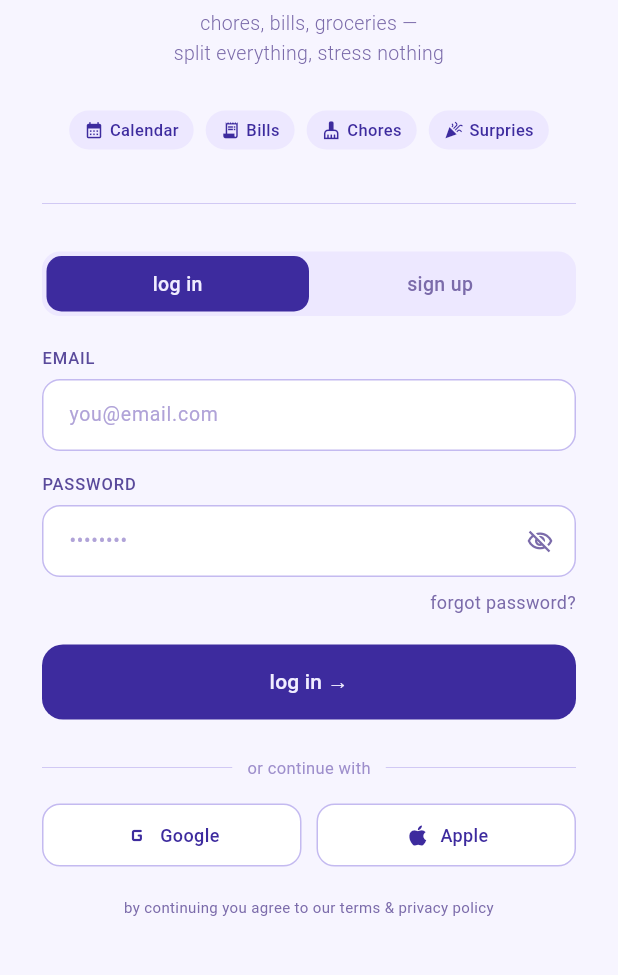
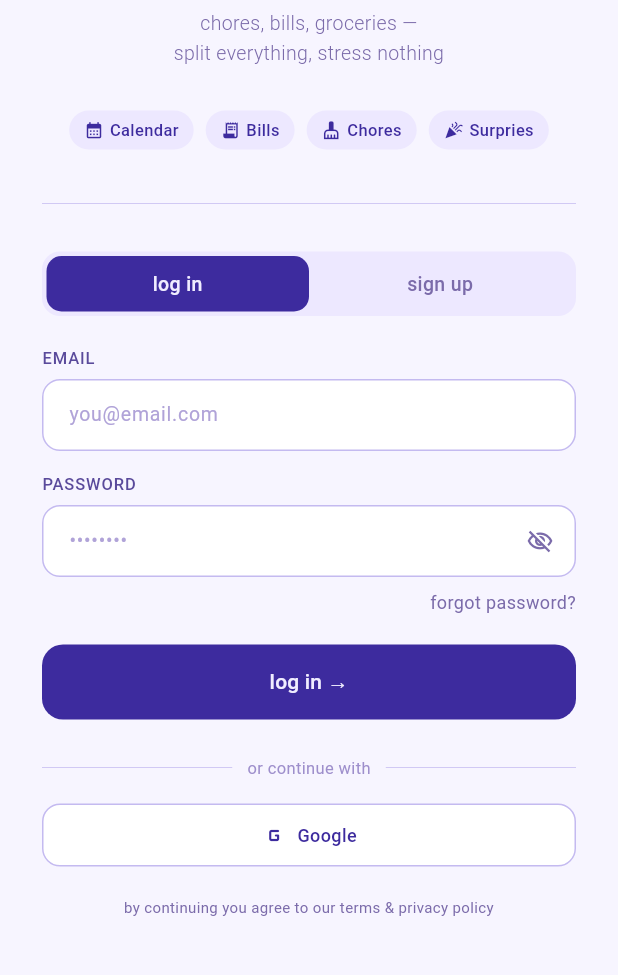
Before and after one commit to 5aurab/Roomie, a Flutter app: the screen it shows after launch, on a phone screen of 412 x 824 dp, the part 233-1208 px from its top. Run offline on Flutter 3.47's test engine with Material 3 defaults, Android fonts, the phone set to English and light mode, and no system bars; our stand-ins replace firebase_auth, flutter_secure_storage, google_sign_in; accounts and stored records are empty.

Commit message:
removed apple social button from widgets and auth

```diff
--- a/frontend/roomie/lib/screens/auth_screen.dart
+++ b/frontend/roomie/lib/screens/auth_screen.dart
@@ -242,10 +242,6 @@ class _AuthScreenState extends State<AuthScreen> {
               )
             : RoomieSocialButtons(
                 onGoogleTap: _handleGoogleSignIn,
-                onAppleTap: () {
-                  // todo: wire up once backend has Apple endpoint
-                  _showErrorSnackbar('apple sign-in coming soon');
-                },
               ),
         const SizedBox(height: 20),
         const RoomieTermsText(),
--- a/frontend/roomie/lib/widgets/social_buttons.dart
+++ b/frontend/roomie/lib/widgets/social_buttons.dart
@@ -3,12 +3,10 @@ import '../themes/colors.dart';
 
 class RoomieSocialButtons extends StatelessWidget {
   final VoidCallback onGoogleTap;
-  final VoidCallback onAppleTap;
 
   const RoomieSocialButtons({
     super.key,
     required this.onGoogleTap,
-    required this.onAppleTap,
   });
 
   @override
@@ -21,16 +19,8 @@ class RoomieSocialButtons extends StatelessWidget {
             icon: Icons.g_mobiledata_rounded,
             onTap: onGoogleTap,
           ),
-        ),
-        const SizedBox(width: 10),
-        Expanded(
-          child: _SocialButton(
-            label: 'Apple',
-            icon: Icons.apple,
-            onTap: onAppleTap,
-          ),
-        ),
-      ],
+        )
+      ]
     );
   }
 }
```
Also changed, not shown: 1 other file.
